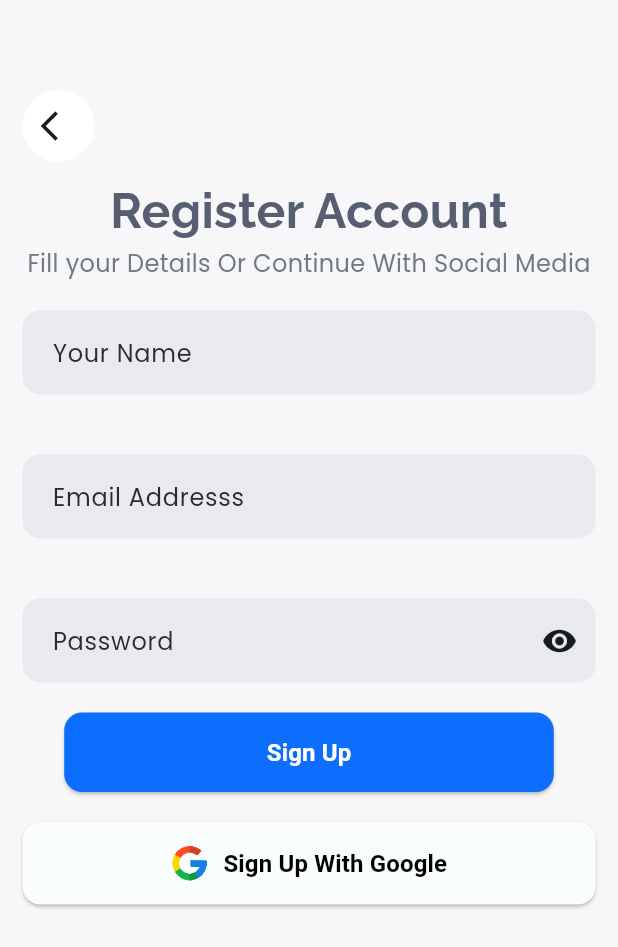
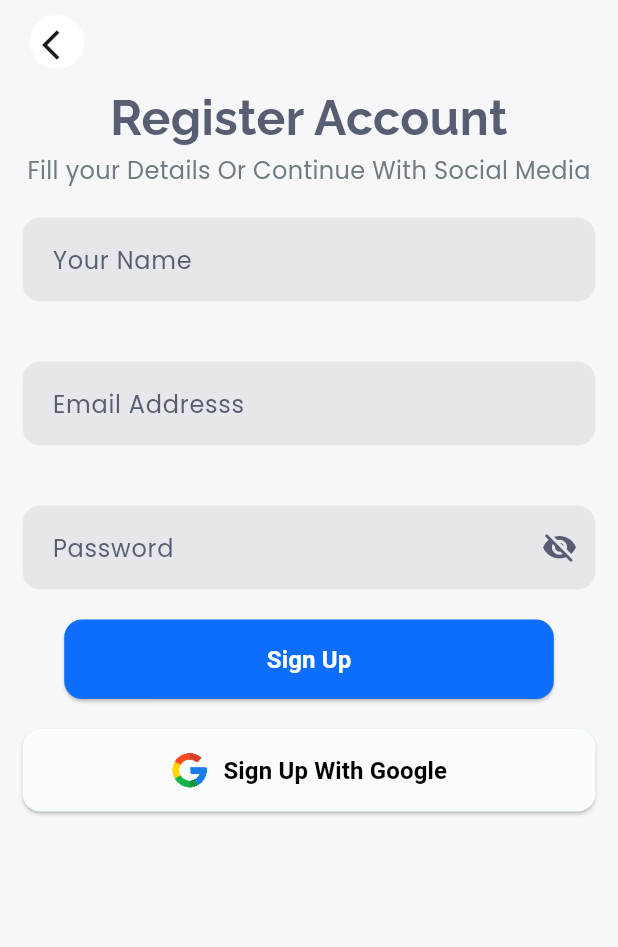
Before and after one commit to Quingsley/nike-template, a Flutter app: the SignUp screen opened by its route, on a phone screen of 412 x 824 dp. Shown: the top 947 px of the screen. Run offline on Flutter 3.47's test engine with Material 2 defaults, Android fonts, the phone set to English and light mode, and no system bars; our stand-ins replace flutter_advanced_drawer, flutter_riverpod, flutter_svg, form_field_validator, go_router, google_fonts and 7 more; missing offline and left inert: flutter_config; generated files the repository leaves out were written again.

```diff
--- a/lib/features/auth/presentation/pages/sign_up.dart
+++ b/lib/features/auth/presentation/pages/sign_up.dart
@@ -1,68 +1,93 @@
 import 'package:flutter/material.dart';
+import 'package:flutter_riverpod/flutter_riverpod.dart';
 import 'package:go_router/go_router.dart';
 import 'package:nike_app/common/constants/app_styles.dart';
+import 'package:nike_app/common/widgets/back_button.dart';
+import 'package:nike_app/common/widgets/custom_button.dart';
 import 'package:nike_app/features/auth/presentation/pages/sign_in.dart';
-import 'package:nike_app/features/shoe-details/presentation/pages/detail_screen.dart';
-import '../../../../common/widgets/back_button.dart';
-import '../widgets/subtitle.dart';
-import '../widgets/title.dart';
+import 'package:nike_app/features/auth/presentation/providers/validator_provider.dart';
+import 'package:nike_app/features/auth/presentation/widgets/google_button.dart';
+import 'package:nike_app/features/auth/presentation/widgets/input_field.dart';
+import 'package:nike_app/features/auth/presentation/widgets/subtitle.dart';
+import 'package:nike_app/features/auth/presentation/widgets/title.dart';
 
-import '../../../../common/widgets/custom_button.dart';
-import '../widgets/google_button.dart';
-import '../widgets/input_field.dart';
-
-class SignUp extends StatefulWidget {
+class SignUp extends ConsumerStatefulWidget {
   const SignUp({super.key});
 
   static const String route = '/signup';
 
   @override
-  State<SignUp> createState() => _SignUpState();
+  ConsumerState<SignUp> createState() => _SignUpState();
 }
 
-class _SignUpState extends State<SignUp> {
+class _SignUpState extends ConsumerState<SignUp> {
   final emailController = TextEditingController();
   final passwordController = TextEditingController();
   final nameController = TextEditingController();
+  final _formKey = GlobalKey<FormState>();
+
+  void onSubmitForm() {
+    if (_formKey.currentState!.validate()) {
+      print('Valid');
+    }
+  }
+
   @override
   Widget build(BuildContext context) {
+    var passwordValidator = ref.watch(passwordValidatorProvider);
+    var emailValidator = ref.watch(emailValidatorProvider);
+    var userNameValidator = ref.watch(userNameValidatorProvider);
     return Scaffold(
+      appBar: AppBar(
+        elevation: 0,
         backgroundColor: AppStyles.scaffoldBackgroundColor,
-      resizeToAvoidBottomInset: false,
-      body: Padding(
-        padding: const EdgeInsets.symmetric(vertical: 50, horizontal: 15),
+        leading: KBackButton(
+          margin: 20,
+          onpress: () => context.go(SignIn.route),
+        ),
+      ),
+      backgroundColor: AppStyles.scaffoldBackgroundColor,
+      body: LayoutBuilder(builder: (context, constraints) {
+        return Form(
+          key: _formKey,
+          child: SingleChildScrollView(
+            child: ConstrainedBox(
+              constraints: BoxConstraints(minHeight: constraints.maxHeight),
+              child: IntrinsicHeight(
+                child: Padding(
+                  padding: const EdgeInsets.symmetric(horizontal: 15),
                   child: Column(
+                    mainAxisSize: MainAxisSize.min,
                     children: [
-            Row(
-              children: [
-                KBackButton(
-                  onpress: () => context.go(SignIn.route),
-                )
-              ],
-            ),
                       const KTitle(text: 'Register Account'),
                       const SubTitle(
-                text: 'Fill your Details Or Continue With Social Media'),
+                          text:
+                              'Fill your Details Or Continue With Social Media'),
                       InputField(
                         fieldTitle: 'Your Name',
                         placeHolderText: 'XXXXXXXX',
                         controller: nameController,
+                        validator: userNameValidator,
                       ),
                       InputField(
                         controller: emailController,
                         fieldTitle: 'Email Addresss',
                         placeHolderText: 'xyz@gmail.com',
+                        validator: emailValidator,
                       ),
                       InputField(
                         controller: passwordController,
                         fieldTitle: 'Password',
                         placeHolderText: '12345678',
                         isObscured: true,
+                        validator: passwordValidator,
                       ),
                       CButton(
                         text: 'Sign Up',
                         hPadding: 135,
-              onpressed: () => context.go(ShoeDetail.route),
+                        onpressed: () {
+                          onSubmitForm();
+                        },
                       ),
                       const SizedBox(
                         height: 20,
@@ -74,6 +99,11 @@ class _SignUpState extends State<SignUp> {
                     ],
                   ),
                 ),
+              ),
+            ),
+          ),
+        );
+      }),
     );
   }
 }
--- /dev/null
+++ b/lib/features/auth/presentation/providers/validator_provider.dart
@@ -0,0 +1,32 @@
+import 'package:form_field_validator/form_field_validator.dart';
+import 'package:riverpod_annotation/riverpod_annotation.dart';
+
+part 'validator_provider.g.dart';
+
+@riverpod
+MultiValidator passwordValidator(PasswordValidatorRef ref) {
+  return MultiValidator([
+    RequiredValidator(errorText: 'password is required'),
+    MinLengthValidator(8, errorText: 'password must be at least 8 digits long'),
+    PatternValidator(r'(?=.*?[#?!@$%^&*-])',
+        errorText: 'passwords must have at least one special character')
+  ]);
+}
+
+@riverpod
+MultiValidator emailValidator(EmailValidatorRef ref) {
+  return MultiValidator([
+    RequiredValidator(errorText: 'Email is required'),
+    EmailValidator(
+      errorText: 'Please Enter a valid Email',
+    )
+  ]);
+}
+
+@riverpod
+MultiValidator userNameValidator(UserNameValidatorRef ref) {
+  return MultiValidator([
+    RequiredValidator(errorText: 'Username is required'),
+    MinLengthValidator(8, errorText: 'username must be at least 3 digits long')
+  ]);
+}
--- a/lib/features/auth/presentation/widgets/input_field.dart
+++ b/lib/features/auth/presentation/widgets/input_field.dart
@@ -1,7 +1,10 @@
 import 'package:flutter/material.dart';
+import 'package:flutter_riverpod/flutter_riverpod.dart';
 import 'package:google_fonts/google_fonts.dart';
 
-class InputField extends StatelessWidget {
+final _toggleSwitcher = StateProvider<bool>((ref) => false);
+
+class InputField extends ConsumerWidget {
   const InputField({
     super.key,
     required this.fieldTitle,
@@ -9,32 +12,35 @@ class InputField extends StatelessWidget {
     required this.controller,
     this.isRecoverPassword,
     this.isObscured = false,
+    this.validator,
   });
   final String fieldTitle;
   final String placeHolderText;
   final TextEditingController controller;
   final bool? isRecoverPassword;
   final bool? isObscured;
+  final String? Function(String? value)? validator;
 
   @override
-  Widget build(BuildContext context) {
+  Widget build(BuildContext context, WidgetRef ref) {
+    var isEyeOpen = ref.watch(_toggleSwitcher);
     return Container(
       margin: const EdgeInsets.symmetric(vertical: 20),
       child: TextFormField(
         controller: controller,
-        obscureText: isObscured!,
+        obscureText: !isEyeOpen ? isObscured! : false,
         decoration: InputDecoration(
           label: Text(
             fieldTitle,
             style: GoogleFonts.poppins(
-                fontWeight: FontWeight.w400, color: const Color(0xFF2B2B2B)),
+              fontWeight: FontWeight.w400,
+              color: Theme.of(context).colorScheme.secondary,
+            ),
           ),
           hintText: placeHolderText,
           filled: true,
           contentPadding: const EdgeInsets.all(16),
-          fillColor: const Color(
-            0xFF707B81,
-          ).withOpacity(0.1),
+          fillColor: Theme.of(context).colorScheme.secondary.withOpacity(.1),
           border: OutlineInputBorder(
             borderRadius: BorderRadius.circular(12),
             borderSide: const BorderSide(
@@ -43,12 +49,21 @@ class InputField extends StatelessWidget {
             ),
           ),
           suffixIcon: isObscured!
-              ? const IconButton(
-                  onPressed: null,
-                  icon: Icon(Icons.remove_red_eye_rounded),
+              ? IconButton(
+                  color: Theme.of(context).colorScheme.secondary,
+                  onPressed: () {
+                    ref.read(_toggleSwitcher.notifier).state =
+                        !ref.read(_toggleSwitcher.notifier).state;
+                  },
+                  icon: Icon(
+                    isEyeOpen
+                        ? Icons.remove_red_eye_rounded
+                        : Icons.visibility_off_rounded,
+                  ),
                 )
               : null,
         ),
+        validator: validator,
       ),
     );
   }
--- a/lib/features/tabs/presentation/pages/tab_navigation.dart
+++ b/lib/features/tabs/presentation/pages/tab_navigation.dart
@@ -58,8 +58,8 @@ class _TabNavigationState extends ConsumerState<TabNavigation> {
       backdrop: Container(
         width: double.infinity,
         height: double.infinity,
-        decoration: BoxDecoration(
-          color: Theme.of(context).colorScheme.primary,
+        decoration: const BoxDecoration(
+          color: AppStyles.blueLightShade,
         ),
       ),
       controller: advancedDrawerController,
--- a/lib/main.dart
+++ b/lib/main.dart
@@ -10,15 +10,16 @@ void main() async {
   runApp(const ProviderScope(child: NikeStoreApp()));
 }
 
-class NikeStoreApp extends StatelessWidget {
+class NikeStoreApp extends ConsumerWidget {
   const NikeStoreApp({Key? key}) : super(key: key);
 
   @override
-  Widget build(BuildContext context) {
+  Widget build(BuildContext context, WidgetRef ref) {
     const nikeTheme = NikeTheme();
+    var router = ref.watch(goRouterProvider);
     return MaterialApp.router(
       theme: nikeTheme.toThemeData(),
-      routerConfig: AppRoutes.router,
+      routerConfig: router,
       debugShowCheckedModeBanner: false,
     );
   }
--- a/pubspec.yaml
+++ b/pubspec.yaml
@@ -30,6 +30,7 @@ dependencies:
   intl_phone_number_input: ^0.7.3+1
   image_picker: ^1.0.0
   flutter_advanced_drawer: ^1.3.5
+  form_field_validator: ^1.1.0
 
 flutter_native_splash:
   color: "#0D6EFD"
@@ -41,8 +42,6 @@ flutter_native_splash:
     color_dark: "#002c70"
     image: assets/images/nike_logo.png
     image_dark: assets/images/nike_logo.png
-    icon_background_color: "#FFFFFF"
-    icon_background_color_dark: "#eeeeee"
 
 dev_dependencies:
   flutter_test:
```
Also changed, not shown: lib/features/auth/data/models/app_user.dart (added, +31 -0 lines), lib/features/auth/data/repositories/iauth_repository.dart (added, +8 -0 lines), lib/features/auth/data/repositories/mock_auth_repository.dart (added, +40 -0 lines), lib/features/auth/presentation/pages/sign_in.dart (+62 -23 lines), lib/features/auth/presentation/providers/auth_providers.dart (added, +9 -0 lines), lib/features/auth/presentation/viewmodels/auth_viewmodel.dart (added, +20 -0 lines), lib/features/tabs/presentation/widgets/drawer.dart (+14 -1 lines), lib/routes/app_routes.dart (+9 -0 lines), lib/features/auth/data/repositories/auth_repository.dart (added), lib/features/auth/presentation/providers/auth_providers.g.dart (added), lib/features/auth/presentation/providers/validator_provider.g.dart (added), lib/features/auth/presentation/viewmodels/auth_viewmodel.g.dart (added), lib/routes/app_routes.g.dart (added), pubspec.lock, 39 other files. Lines whose indentation alone changed are shown as unchanged.
